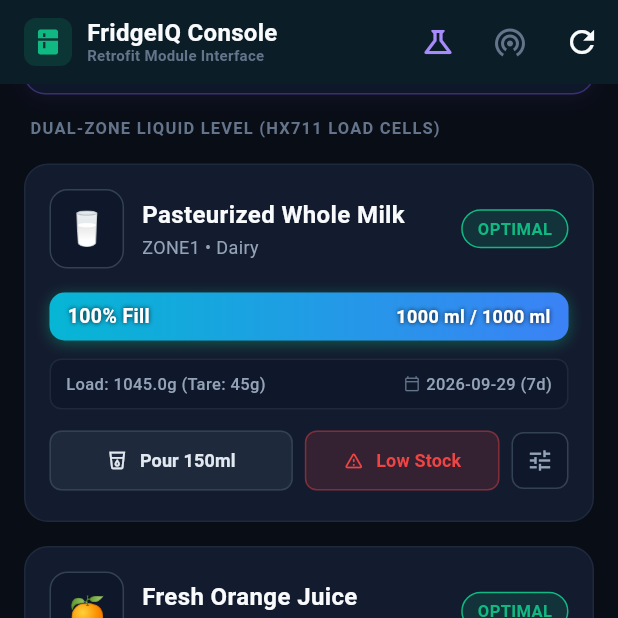
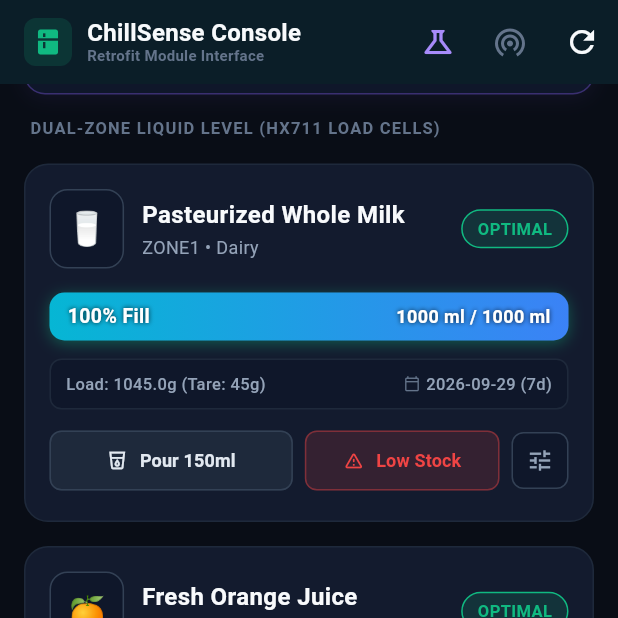
Before and after one commit to ash-sk06/smart-fridge-retrofit-module, a Flutter app: the screen it shows after launch, scrolled down 576 dp, on a phone screen of 412 x 824 dp, the top half of it. Run offline on Flutter 3.47's test engine with Material 3 defaults, Android fonts, the light colour scheme and no system bars; our stand-ins replace flutter_local_notifications, shared_preferences; network calls fail.

Commit message:
feat(branding): rename application to ChillSense across mobile app, web console, and server

```diff
--- a/mobile_app/lib/main.dart
+++ b/mobile_app/lib/main.dart
@@ -12,7 +12,7 @@ class FridgeSmartApp extends StatelessWidget {
   @override
   Widget build(BuildContext context) {
     return MaterialApp(
-      title: 'FridgeIQ Control Center',
+      title: 'ChillSense Control Center',
       debugShowCheckedModeBanner: false,
       theme: ThemeData(
         useMaterial3: true,
--- a/mobile_app/lib/screens/home_screen.dart
+++ b/mobile_app/lib/screens/home_screen.dart
@@ -848,7 +848,7 @@ class _HomeScreenState extends State<HomeScreen> {
               crossAxisAlignment: CrossAxisAlignment.start,
               children: [
                 Text(
-                  'FridgeIQ Console',
+                  'ChillSense Console',
                   style: TextStyle(fontWeight: FontWeight.bold, fontSize: 16),
                 ),
                 Text(
--- a/mobile_app/lib/services/notification_service.dart
+++ b/mobile_app/lib/services/notification_service.dart
@@ -11,7 +11,7 @@ class NotificationService {
   bool _isInitialized = false;
 
   static const String lowStockChannelId = 'fridge_low_stock';
-  static const String lowStockChannelName = 'FridgeIQ Stock Alerts';
+  static const String lowStockChannelName = 'ChillSense Stock Alerts';
   static const String lowStockChannelDesc =
       'Sends instant reminders when refrigerator stock drops below minimum capacity';
 
@@ -89,7 +89,7 @@ class NotificationService {
       styleInformation: BigTextStyleInformation(
         body,
         contentTitle: title,
-        summaryText: 'FridgeIQ Refrigerator Retrofit Alert',
+        summaryText: 'ChillSense Refrigerator Retrofit Alert',
       ),
     );
 
```
Also changed, not shown: 5 other files.
